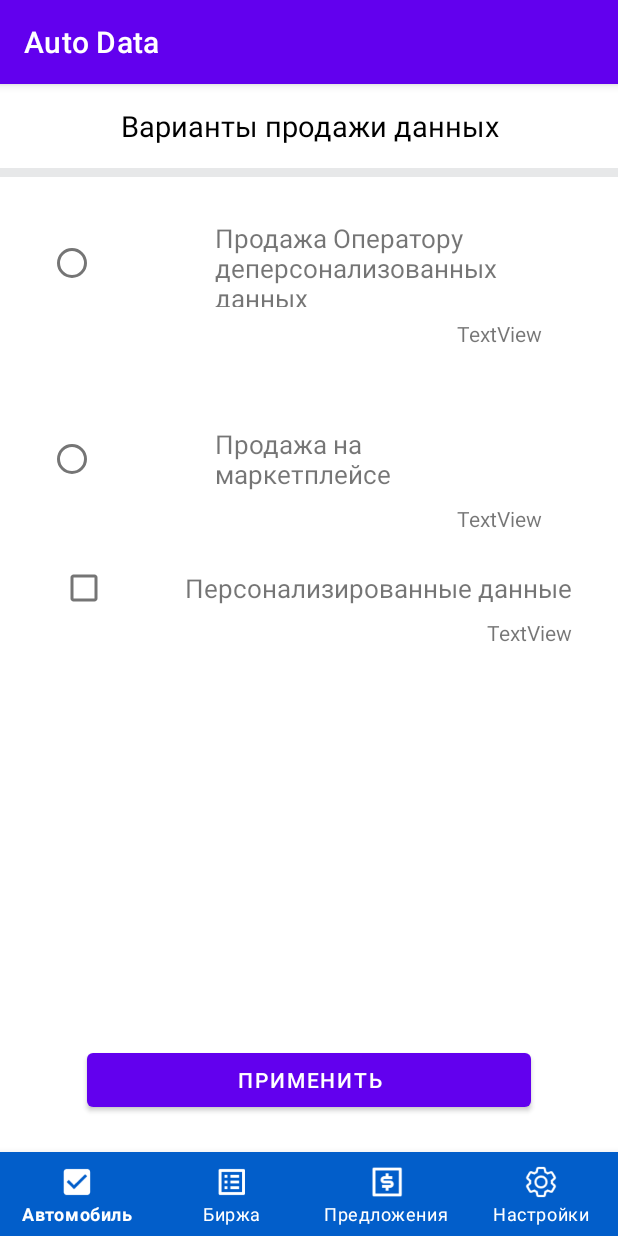
After one commit to AlexKravchenko0412/AutoDataMVP, an Android app: the DataSellOptionsActivity screen opened directly, with no data from a screen before it, on a phone screen of 412 x 824 dp. The commit adds this screen. Run offline under Robolectric (Android 15) with nearby library versions, the phone set to English and light mode, and no system bars.

Commit message:
Data Sell Options

```diff
--- a/app/src/main/AndroidManifest.xml
+++ b/app/src/main/AndroidManifest.xml
@@ -11,6 +11,9 @@
         android:roundIcon="@mipmap/ic_launcher_round"
         android:supportsRtl="true"
         android:theme="@style/Theme.AutoData">
+        <activity
+            android:name=".car.datasets.options.DataSellOptionsActivity"
+            android:exported="false" />
         <activity
             android:name=".car.datasets.composition.DataSetCompositionActivity"
             android:exported="false" />
--- /dev/null
+++ b/app/src/main/java/android/example/autodata/car/datasets/options/DataSellOptionsActivity.java
@@ -0,0 +1,15 @@
+package android.example.autodata.car.datasets.options;
+
+import androidx.appcompat.app.AppCompatActivity;
+
+import android.example.autodata.R;
+import android.os.Bundle;
+
+public class DataSellOptionsActivity extends AppCompatActivity {
+
+    @Override
+    protected void onCreate(Bundle savedInstanceState) {
+        super.onCreate(savedInstanceState);
+        setContentView(R.layout.activity_data_sell_options);
+    }
+}
--- /dev/null
+++ b/app/src/main/res/layout/activity_data_sell_options.xml
@@ -0,0 +1,141 @@
+<?xml version="1.0" encoding="utf-8"?>
+<androidx.constraintlayout.widget.ConstraintLayout xmlns:android="http://schemas.android.com/apk/res/android"
+    xmlns:app="http://schemas.android.com/apk/res-auto"
+    xmlns:tools="http://schemas.android.com/tools"
+    android:layout_width="match_parent"
+    android:layout_height="match_parent"
+    tools:context=".car.datasets.options.DataSellOptionsActivity">
+
+    <TextView
+        android:id="@+id/textViewOption"
+        android:layout_width="0dp"
+        android:layout_height="56dp"
+        android:gravity="center"
+        android:text="@string/data_sell_options"
+        android:textColor="@color/black"
+        android:textSize="19sp"
+        app:layout_constraintEnd_toEndOf="parent"
+        app:layout_constraintStart_toStartOf="parent"
+        app:layout_constraintTop_toTopOf="parent" />
+
+    <View
+        android:id="@+id/delimetr"
+        android:layout_width="match_parent"
+        android:layout_height="6dp"
+        android:background="@color/grey_mercury"
+        app:layout_constraintEnd_toEndOf="parent"
+        app:layout_constraintStart_toStartOf="parent"
+        app:layout_constraintTop_toBottomOf="@+id/textViewOption" />
+
+    <com.google.android.material.bottomnavigation.BottomNavigationView
+        android:id="@+id/bottomNavViewMenu"
+        android:layout_width="wrap_content"
+        android:layout_height="wrap_content"
+        app:backgroundTint="@color/bottom_blue"
+        app:itemIconTint="@color/white"
+        app:itemTextColor="@color/white"
+        app:labelVisibilityMode="labeled"
+        app:layout_constraintBottom_toBottomOf="parent"
+        app:layout_constraintEnd_toEndOf="parent"
+        app:layout_constraintStart_toStartOf="parent"
+        app:menu="@menu/menu_bottom_navigation" />
+
+    <Button
+        android:id="@+id/buttonAccept"
+        android:layout_width="296dp"
+        android:layout_height="wrap_content"
+        android:layout_marginBottom="24dp"
+        android:text="@string/button_accept"
+        app:layout_constraintBottom_toTopOf="@+id/bottomNavViewMenu"
+        app:layout_constraintEnd_toEndOf="parent"
+        app:layout_constraintStart_toStartOf="parent" />
+
+    <RadioButton
+        android:id="@+id/radioButtonOperator"
+        android:layout_width="wrap_content"
+        android:layout_height="wrap_content"
+        android:layout_marginStart="32dp"
+        android:layout_marginTop="33dp"
+        app:layout_constraintStart_toStartOf="parent"
+        app:layout_constraintTop_toBottomOf="@+id/delimetr" />
+
+    <RadioButton
+        android:id="@+id/radioButtonMarketplace"
+        android:layout_width="wrap_content"
+        android:layout_height="wrap_content"
+        app:layout_constraintBottom_toBottomOf="@+id/textViewMarkateplaceSell"
+        app:layout_constraintEnd_toEndOf="@+id/radioButtonOperator"
+        app:layout_constraintHorizontal_bias="0.0"
+        app:layout_constraintStart_toStartOf="@+id/radioButtonOperator"
+        app:layout_constraintTop_toTopOf="@+id/textViewMarkateplaceSell" />
+
+    <TextView
+        android:id="@+id/textViewOperator"
+        android:layout_width="218dp"
+        android:layout_height="58dp"
+        android:layout_marginStart="63dp"
+        android:text="@string/sell_depersonalized_data"
+        android:textSize="17sp"
+        app:layout_constraintBottom_toBottomOf="@+id/radioButtonOperator"
+        app:layout_constraintStart_toEndOf="@+id/radioButtonOperator"
+        app:layout_constraintTop_toTopOf="@+id/radioButtonOperator" />
+
+    <TextView
+        android:id="@+id/textViewPrice"
+        android:layout_width="wrap_content"
+        android:layout_height="wrap_content"
+        android:layout_marginTop="8dp"
+        android:text="TextView"
+        app:layout_constraintEnd_toEndOf="@+id/textViewOperator"
+        app:layout_constraintTop_toBottomOf="@+id/textViewOperator" />
+
+    <TextView
+        android:id="@+id/textViewMarkateplaceSell"
+        android:layout_width="218dp"
+        android:layout_height="wrap_content"
+        android:layout_marginTop="52dp"
+        android:text="@string/marketplace_sell"
+        android:textSize="17sp"
+        app:layout_constraintEnd_toEndOf="@+id/textViewOperator"
+        app:layout_constraintStart_toStartOf="@+id/textViewOperator"
+        app:layout_constraintTop_toBottomOf="@+id/textViewPrice" />
+
+    <TextView
+        android:id="@+id/tvMarketplacePrice"
+        android:layout_width="wrap_content"
+        android:layout_height="wrap_content"
+        android:layout_marginTop="8dp"
+        android:text="TextView"
+        app:layout_constraintEnd_toEndOf="@+id/textViewMarkateplaceSell"
+        app:layout_constraintTop_toBottomOf="@+id/textViewMarkateplaceSell" />
+
+    <CheckBox
+        android:id="@+id/checkBoxPersonalized"
+        android:layout_width="wrap_content"
+        android:layout_height="wrap_content"
+        app:layout_constraintBottom_toBottomOf="@+id/tvPersonalData"
+        app:layout_constraintEnd_toEndOf="@+id/radioButtonMarketplace"
+        app:layout_constraintStart_toStartOf="@+id/radioButtonMarketplace"
+        app:layout_constraintTop_toTopOf="@+id/tvPersonalData" />
+
+    <TextView
+        android:id="@+id/tvPersonalData"
+        android:layout_width="wrap_content"
+        android:layout_height="wrap_content"
+        android:layout_marginTop="52dp"
+        android:text="@string/personalized_data"
+        android:textSize="17sp"
+        app:layout_constraintEnd_toEndOf="@+id/textViewMarkateplaceSell"
+        app:layout_constraintStart_toStartOf="@+id/textViewMarkateplaceSell"
+        app:layout_constraintTop_toBottomOf="@+id/textViewMarkateplaceSell" />
+
+    <TextView
+        android:id="@+id/tvPersonalizedDataPrice"
+        android:layout_width="wrap_content"
+        android:layout_height="wrap_content"
+        android:layout_marginTop="8dp"
+        android:text="TextView"
+        app:layout_constraintEnd_toEndOf="@+id/tvPersonalData"
+        app:layout_constraintTop_toBottomOf="@+id/tvPersonalData" />
+
+</androidx.constraintlayout.widget.ConstraintLayout>
--- a/app/src/main/res/layout/activity_data_set.xml
+++ b/app/src/main/res/layout/activity_data_set.xml
@@ -186,7 +186,6 @@
         android:id="@+id/textViewDefaultTerm"
         android:layout_width="wrap_content"
         android:layout_height="wrap_content"
-
         app:layout_constraintBottom_toBottomOf="@+id/textViewFrequency"
         app:layout_constraintEnd_toEndOf="@+id/imageViewTerm"
         app:layout_constraintStart_toStartOf="@+id/imageViewTerm"
--- a/app/src/main/res/values/strings.xml
+++ b/app/src/main/res/values/strings.xml
@@ -39,5 +39,9 @@
     <string name="dataset_composition">Состав набора параметров</string>
     <string name="blue_bullet_sign">Значок пункта набора параметров</string>
     <string name="param_name">Название параметра</string>
+    <string name="data_sell_options">Варианты продажи данных</string>
+    <string name="sell_depersonalized_data">Продажа Оператору деперсонализованных данных</string>
+    <string name="marketplace_sell">Продажа на маркетплейсе</string>
+    <string name="personalized_data">Персонализированные данные</string>
 
 </resources>
```
